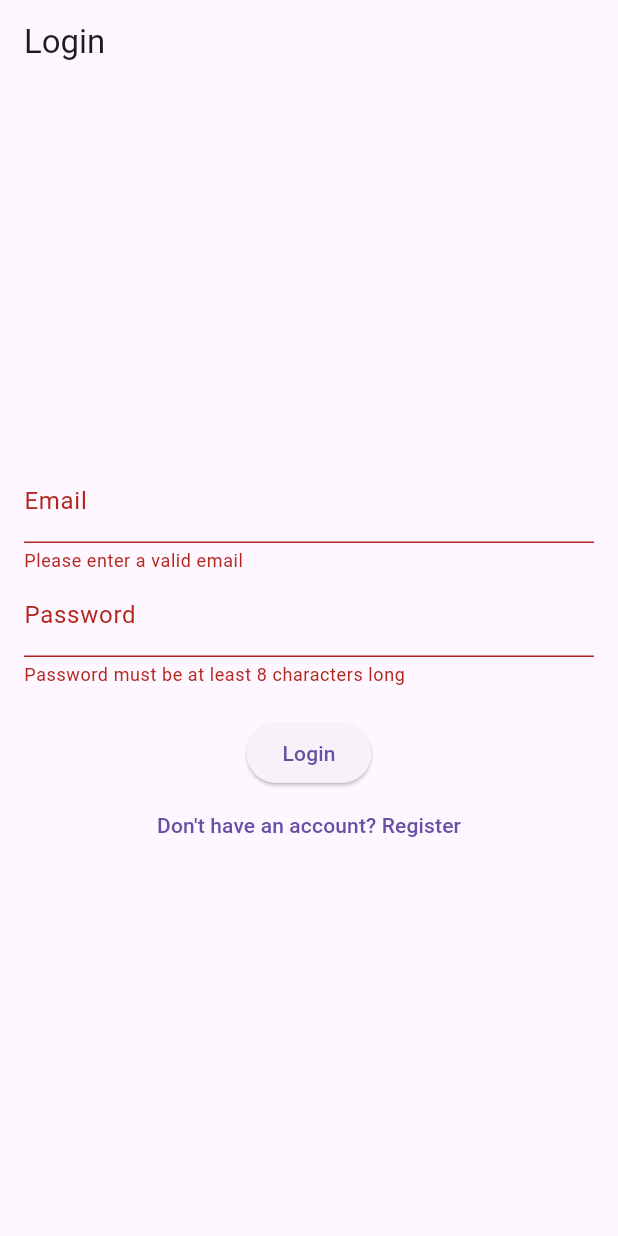
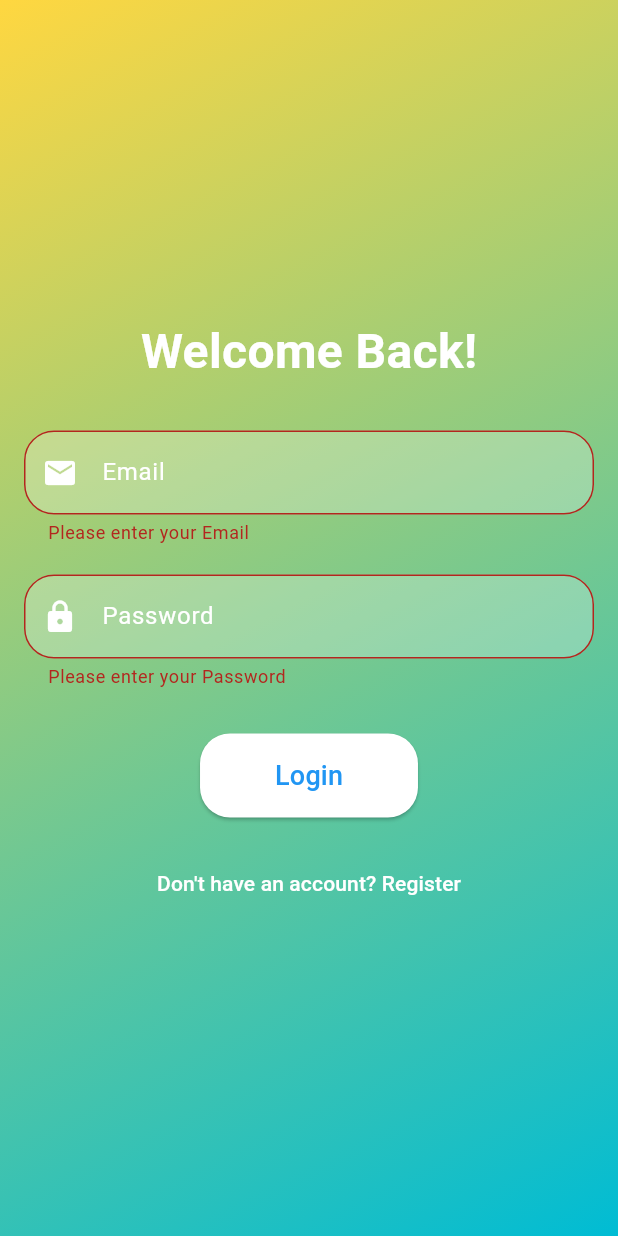
Before and after one commit to Jmorris1228/project1, a Flutter app: the screen it shows after launch, after a tap on "Login", on a phone screen of 412 x 824 dp. Run offline on Flutter 3.47's test engine with Material 3 defaults, Android fonts, the phone set to English and light mode, and no system bars.

Commit message:
Added better UI

```diff
--- a/lib/login_screen.dart
+++ b/lib/login_screen.dart
@@ -5,66 +5,116 @@ class LoginScreen extends StatefulWidget {
   _LoginScreenState createState() => _LoginScreenState();
 }
 
-class _LoginScreenState extends State<LoginScreen>{
+class _LoginScreenState extends State<LoginScreen> {
   final _emailController = TextEditingController();
   final _passwordController = TextEditingController();
   final _formKey = GlobalKey<FormState>();
 
   @override
-  Widget build(BuildContext context){
+  Widget build(BuildContext context) {
     return Scaffold(
-      appBar: AppBar(
-        title: Text('Login'),
+      body: Container(
+        padding: const EdgeInsets.all(16.0),
+        decoration: BoxDecoration(
+          gradient: LinearGradient(
+            begin: Alignment.topLeft,
+            end: Alignment.bottomRight,
+            colors: [Colors.amberAccent, Colors.cyan],
           ),
-      body: Padding(
-        padding: const EdgeInsets.all(16.0),
+        ),
+        child: Center(
+          child: SingleChildScrollView(
             child: Form(
               key: _formKey,
               child: Column(
                 mainAxisAlignment: MainAxisAlignment.center,
                 children: <Widget>[
-              TextFormField(
+                  Text(
+                    'Welcome Back!',
+                    style: TextStyle(
+                      fontSize: 32,
+                      fontWeight: FontWeight.bold,
+                      color: Colors.white,
+                    ),
+                  ),
+                  SizedBox(height: 30),
+                  _buildTextField(
                     controller: _emailController,
-                decoration: InputDecoration(labelText: 'Email'),
-                validator: (value){
-                  if (value == null || !value.contains('@'))
-                  {
-                    return 'Please enter a valid email';
-                  }
-                  return null;
-                },
-              ),
-              TextFormField(
-                controller: _passwordController,
-                decoration: InputDecoration(labelText: 'Password'),
-                obscureText: true,
-                validator: (value){
-                  if(value == null || value.length < 8)
-                  {
-                    return 'Password must be at least 8 characters long';
-                  }
-                  return null;
-                },
+                    labelText: 'Email',
+                    icon: Icons.email,
                   ),
                   SizedBox(height: 20),
+                  _buildTextField(
+                    controller: _passwordController,
+                    labelText: 'Password',
+                    icon: Icons.lock,
+                    obscureText: true,  // Fixed obscureText issue here
+                  ),
+                  SizedBox(height: 30),
                   ElevatedButton(
-                onPressed: (){
-                  if (_formKey.currentState!.validate()){
+                    style: ElevatedButton.styleFrom(
+                      padding: EdgeInsets.symmetric(horizontal: 50, vertical: 15),
+                      shape: RoundedRectangleBorder(
+                        borderRadius: BorderRadius.circular(20),
+                      ),
+                      backgroundColor: Colors.white,
+                      foregroundColor: Colors.blue,
+                    ),
+                    onPressed: () {
+                      if (_formKey.currentState!.validate()) {
                         print('Login successful');
                       }
                     },
-                child: Text('Login'),
+                    child: Text(
+                      'Login',
+                      style: TextStyle(fontSize: 18, color: Colors.blue),
                     ),
+                  ),
+                  SizedBox(height: 20),
                   TextButton(
-                  onPressed: (){
+                    onPressed: () {
                       Navigator.pushNamed(context, '/register');
                     },
-                  child: Text('Don\'t have an account? Register'),
+                    child: Text(
+                      'Don\'t have an account? Register',
+                      style: TextStyle(color: Colors.white),
+                    ),
                   ),
                 ],
               ),
             ),
           ),
+        ),
+      ),
+    );
+  }
+
+  Widget _buildTextField({
+    required TextEditingController controller,
+    required String labelText,
+    required IconData icon,
+    bool obscureText = false,
+  }) {
+    return TextFormField(
+      controller: controller,
+      obscureText: obscureText,
+      style: TextStyle(color: Colors.white),
+      decoration: InputDecoration(
+        labelText: labelText,
+        labelStyle: TextStyle(color: Colors.white),
+        prefixIcon: Icon(icon, color: Colors.white),
+        filled: true,
+        fillColor: Colors.white24,
+        border: OutlineInputBorder(
+          borderRadius: BorderRadius.circular(20),
+        ),
+      ),
+      validator: (value) {
+        if (value == null || value.isEmpty) {
+          return 'Please enter your $labelText';
+        }
+        return null;
+      },
     );
   }
 }
--- a/pubspec.yaml
+++ b/pubspec.yaml
@@ -30,6 +30,8 @@ environment:
 dependencies:
   flutter:
     sdk: flutter
+  #firebase_core: ^3.6.0
+  #firebase_auth: ^5.3.1
 
 
   # The following adds the Cupertino Icons font to your application.
```
Lines whose indentation alone changed are shown as unchanged.
